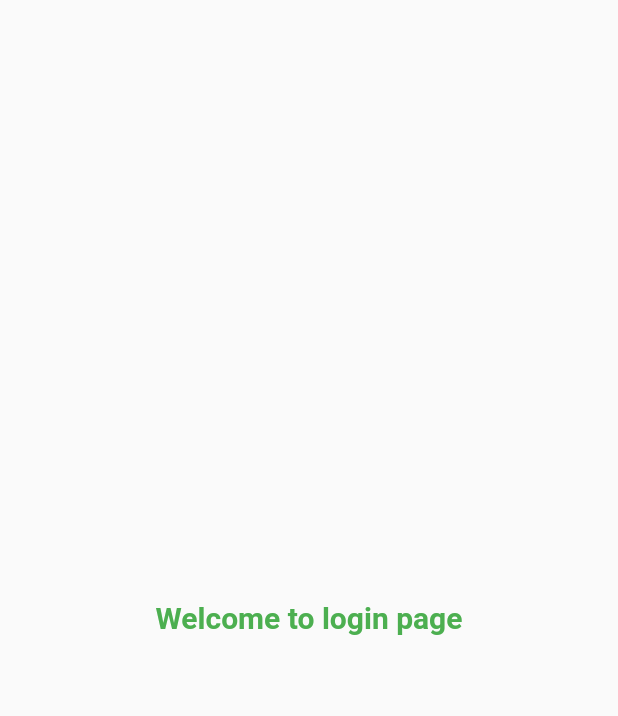
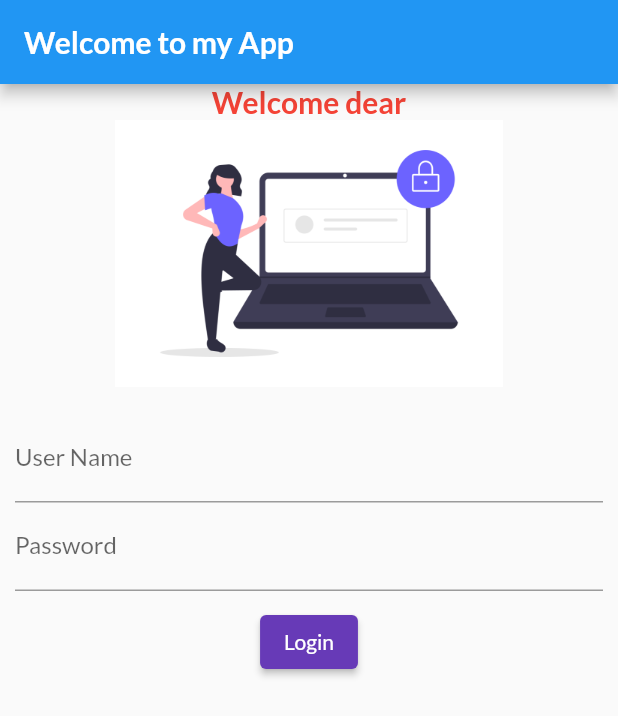
Before and after one commit to amitv212/30-days-of-flutter, a Flutter app: the screen it shows after launch, on a phone screen of 412 x 824 dp. Shown: the top 716 px of the screen. Run offline on Flutter 3.47's test engine with Material 2 defaults, Android fonts, the phone set to English and light mode, and no system bars; our stand-ins replace google_fonts.

Commit message:
day 4 completed

```diff
--- a/lib/main.dart
+++ b/lib/main.dart
@@ -1,6 +1,7 @@
 import 'package:flutter/material.dart';
 import 'package:flutterproj1/pages/home_page.dart';
 import 'package:flutterproj1/pages/login_page.dart';
+import 'package:google_fonts/google_fonts.dart';
 void main(){
   runApp(myApp());
 }
@@ -12,6 +13,7 @@ class myApp extends StatelessWidget {
       themeMode: ThemeMode.light,
       theme: ThemeData(
         primarySwatch: Colors.deepPurple,
+        fontFamily: GoogleFonts.lato().fontFamily,
       ),
       darkTheme: ThemeData(
         brightness: Brightness.dark,
--- a/lib/pages/login_page.dart
+++ b/lib/pages/login_page.dart
@@ -1,17 +1,64 @@
+import 'dart:ui';
+
 import 'package:flutter/material.dart';
 
 class LoginPage extends StatelessWidget {
   @override
   Widget build(BuildContext context) {
-    return Material(
-      child: Center(
-        child: Text("Welcome to login page",
-          style:TextStyle(
+    return Scaffold(
+      appBar: AppBar(
+        title: Text("Welcome to my App",
+          style: TextStyle(
             fontSize: 20,
-            color: Colors.green,
             fontWeight: FontWeight.bold,
           ),
         ),
+        backgroundColor: Colors.blue,
+      ),
+
+      body: Column(
+        children: [
+          Text("Welcome dear",
+          style: TextStyle(
+            fontSize: 20,
+            fontWeight: FontWeight.bold,
+            color: Colors.red,
+          ),
+          ),
+          Image.asset("assets/images/login_image.png",
+              scale: 4,
+          ),
+          SizedBox(
+            height: 2,
+          ),
+          Padding(
+            padding: const EdgeInsets.symmetric(vertical: 16.0,horizontal: 10.0) ,
+            child:Column(
+              children: [
+                TextFormField(
+                  decoration: InputDecoration(
+                    hintText:"Enter UserName",
+                    labelText: "User Name",
+                  ),
+                ),
+                TextFormField(
+                  obscureText: true,
+                  decoration: InputDecoration(
+                    hintText:"Enter Password",
+                    labelText: "Password",
+                  ),
+                ),
+                SizedBox(
+                  height: 10,
+                ),
+                ElevatedButton(onPressed: () {},
+                    child: Text("Login"),
+                  style: TextButton.styleFrom(),
+                ),
+              ],
+            ),
+          ),
+        ],
       ),
     );
   }
--- a/pubspec.yaml
+++ b/pubspec.yaml
@@ -34,7 +34,7 @@ dependencies:
   # The following adds the Cupertino Icons font to your application.
   # Use with the CupertinoIcons class for iOS style icons.
   cupertino_icons: ^1.0.2
-
+  google_fonts: ^3.0.1
 dev_dependencies:
   flutter_test:
     sdk: flutter
@@ -58,8 +58,8 @@ flutter:
   uses-material-design: true
 
   # To add assets to your application, add an assets section, like this:
-  # assets:
-  #   - images/a_dot_burr.jpeg
+  assets:
+     - assets/images/
   #   - images/a_dot_ham.jpeg
 
   # An image asset can refer to one or more resolution-specific "variants", see
```
Also changed, not shown: assets/images/login_image.png (added), pubspec.lock.
